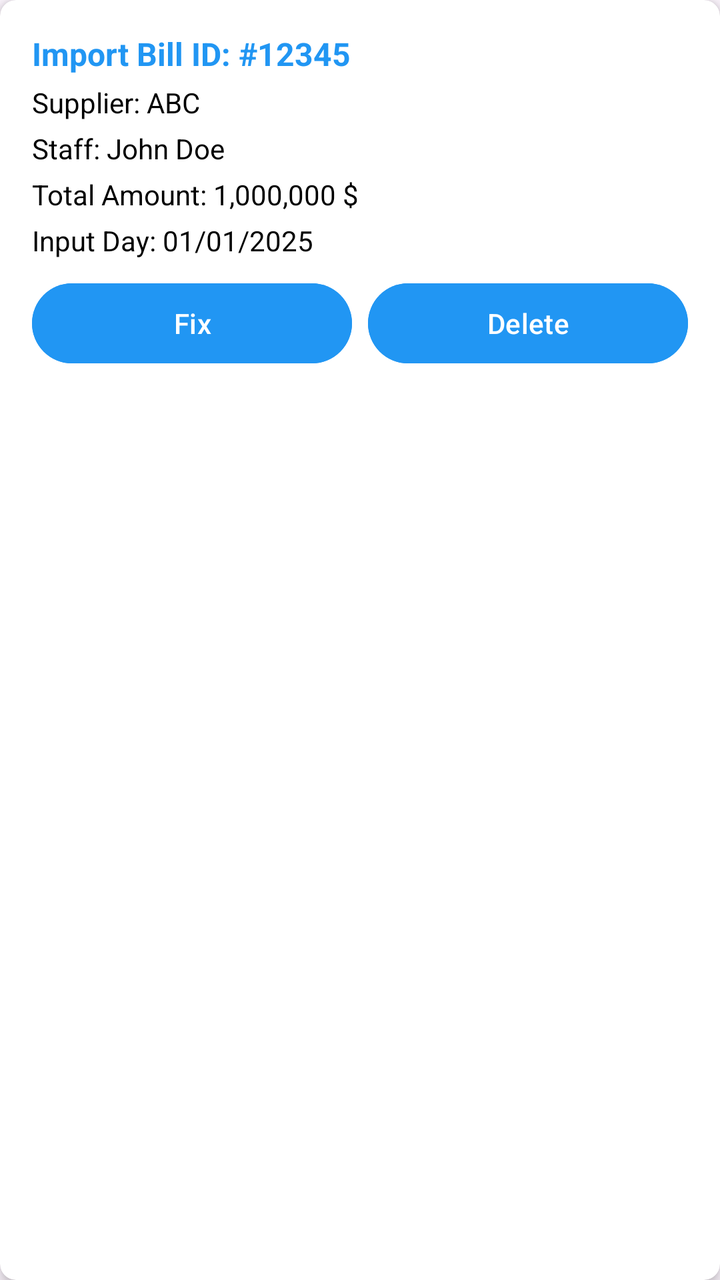
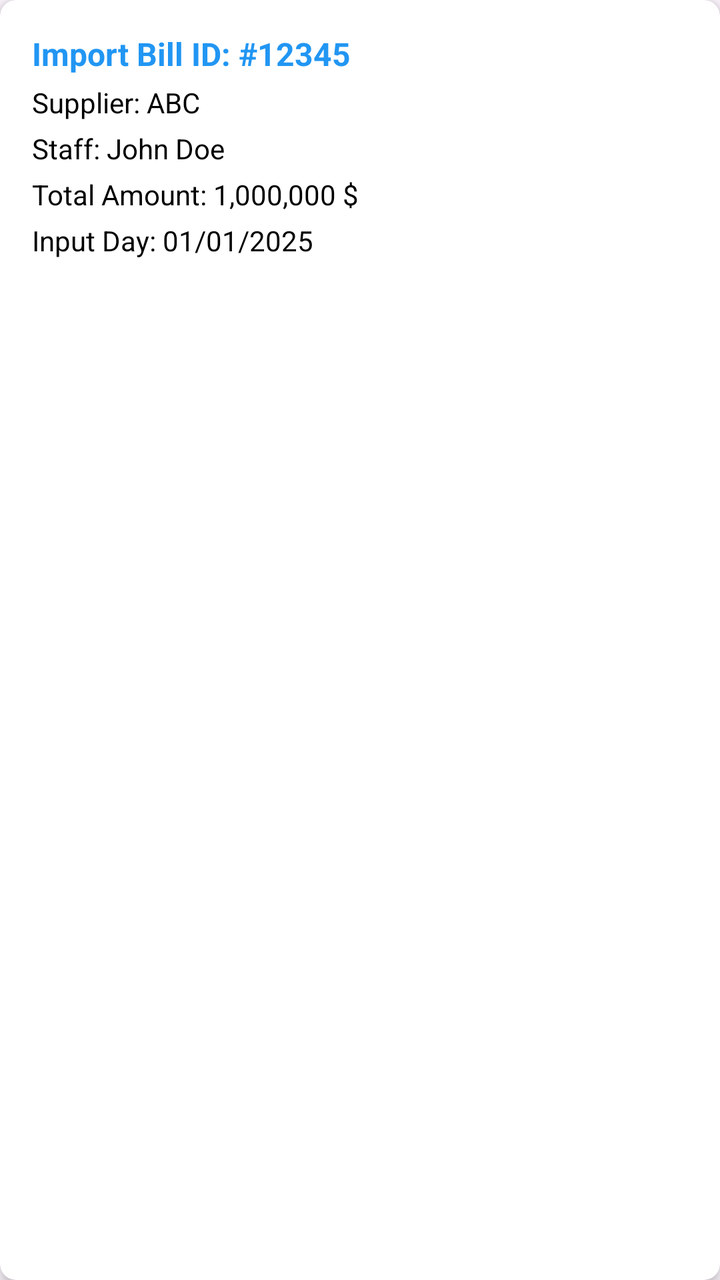

An Android layout rendered at two revisions. The XML below is the earlier revision; the diff shows what the commit changed to produce the second picture.
<!-- AndroidManifest.xml: application theme Theme.BasicMobileProgramingProject -->
<!-- res/layout/activity_import_bill_item.xml -->
<?xml version="1.0" encoding="utf-8"?>
<androidx.cardview.widget.CardView xmlns:android="http://schemas.android.com/apk/res/android"
    xmlns:app="http://schemas.android.com/apk/res-auto"
    android:layout_width="match_parent"
    android:layout_height="wrap_content"
    android:layout_margin="8dp"
    app:cardCornerRadius="8dp"
    app:cardElevation="4dp">

    <LinearLayout
        android:layout_width="match_parent"
        android:layout_height="wrap_content"
        android:orientation="vertical"
        android:padding="16dp">

        
        <TextView
            android:id="@+id/tvImportBillId"
            android:layout_width="wrap_content"
            android:layout_height="wrap_content"
            android:text="Import Bill ID: #12345"
            android:textColor="@color/blue"
            android:textSize="16sp"
            android:textStyle="bold" />

        <TextView
            android:id="@+id/tvSupplier"
            android:layout_width="wrap_content"
            android:layout_height="wrap_content"
            android:layout_marginTop="4dp"
            android:text="Supplier: ABC"
            android:textColor="@color/black"
            android:textSize="14sp" />

        <TextView
            android:id="@+id/tvStaff"
            android:layout_width="wrap_content"
            android:layout_height="wrap_content"
            android:layout_marginTop="4dp"
            android:text="Staff: John Doe"
            android:textColor="@color/black"
            android:textSize="14sp" />

        <TextView
            android:id="@+id/tvTotalAmount"
            android:layout_width="wrap_content"
            android:layout_height="wrap_content"
            android:layout_marginTop="4dp"
            android:text="Total Amount: 1,000,000 $"
            android:textColor="@color/black"
            android:textSize="14sp" />

        <TextView
            android:id="@+id/tvInputDay"
            android:layout_width="wrap_content"
            android:layout_height="wrap_content"
            android:layout_marginTop="4dp"
            android:text="Input Day: 01/01/2025"
            android:textColor="@color/black"
            android:textSize="14sp" />

        
        <LinearLayout
            android:layout_width="match_parent"
            android:layout_height="wrap_content"
            android:layout_marginTop="8dp"
            android:orientation="horizontal">

            <Button
                android:id="@+id/btnEdit"
                android:layout_width="0dp"
                android:layout_height="wrap_content"
                android:layout_weight="1"
                android:backgroundTint="@color/blue"
                android:text="Fix"
                android:textColor="@android:color/white" />

            <Button
                android:id="@+id/btnDelete"
                android:layout_width="0dp"
                android:layout_height="wrap_content"
                android:layout_marginStart="8dp"
                android:layout_weight="1"
                android:backgroundTint="@color/blue"
                android:text="Delete"
                android:textColor="@android:color/white" />
        </LinearLayout>
    </LinearLayout>
</androidx.cardview.widget.CardView>
<!-- resources referenced by this layout -->
<resources>
  <color name="black">#FF000000</color>
  <color name="blue">#2196F3</color>
  <style name="Theme.BasicMobileProgramingProject" parent="Base.Theme.BasicMobileProgramingProject" />
  <style name="Base.Theme.BasicMobileProgramingProject" parent="Theme.Material3.DayNight.NoActionBar">
          
          
      </style>
</resources>

<!-- the commit's change to res/layout/activity_import_bill_item.xml (unified diff, before → after) -->
@@ -24,7 +24,7 @@
             android:textStyle="bold" />
 
         <TextView
-            android:id="@+id/tvSupplier"
+            android:id="@+id/tvSupplierId"
             android:layout_width="wrap_content"
             android:layout_height="wrap_content"
             android:layout_marginTop="4dp"
@@ -33,7 +33,7 @@
             android:textSize="14sp" />
 
         <TextView
-            android:id="@+id/tvStaff"
+            android:id="@+id/tvStaffId"
             android:layout_width="wrap_content"
             android:layout_height="wrap_content"
             android:layout_marginTop="4dp"
@@ -58,32 +58,5 @@
             android:text="Input Day: 01/01/2025"
             android:textColor="@color/black"
             android:textSize="14sp" />
-
-        
-        <LinearLayout
-            android:layout_width="match_parent"
-            android:layout_height="wrap_content"
-            android:layout_marginTop="8dp"
-            android:orientation="horizontal">
-
-            <Button
-                android:id="@+id/btnEdit"
-                android:layout_width="0dp"
-                android:layout_height="wrap_content"
-                android:layout_weight="1"
-                android:backgroundTint="@color/blue"
-                android:text="Fix"
-                android:textColor="@android:color/white" />
-
-            <Button
-                android:id="@+id/btnDelete"
-                android:layout_width="0dp"
-                android:layout_height="wrap_content"
-                android:layout_marginStart="8dp"
-                android:layout_weight="1"
-                android:backgroundTint="@color/blue"
-                android:text="Delete"
-                android:textColor="@android:color/white" />
-        </LinearLayout>
     </LinearLayout>
 </androidx.cardview.widget.CardView>
